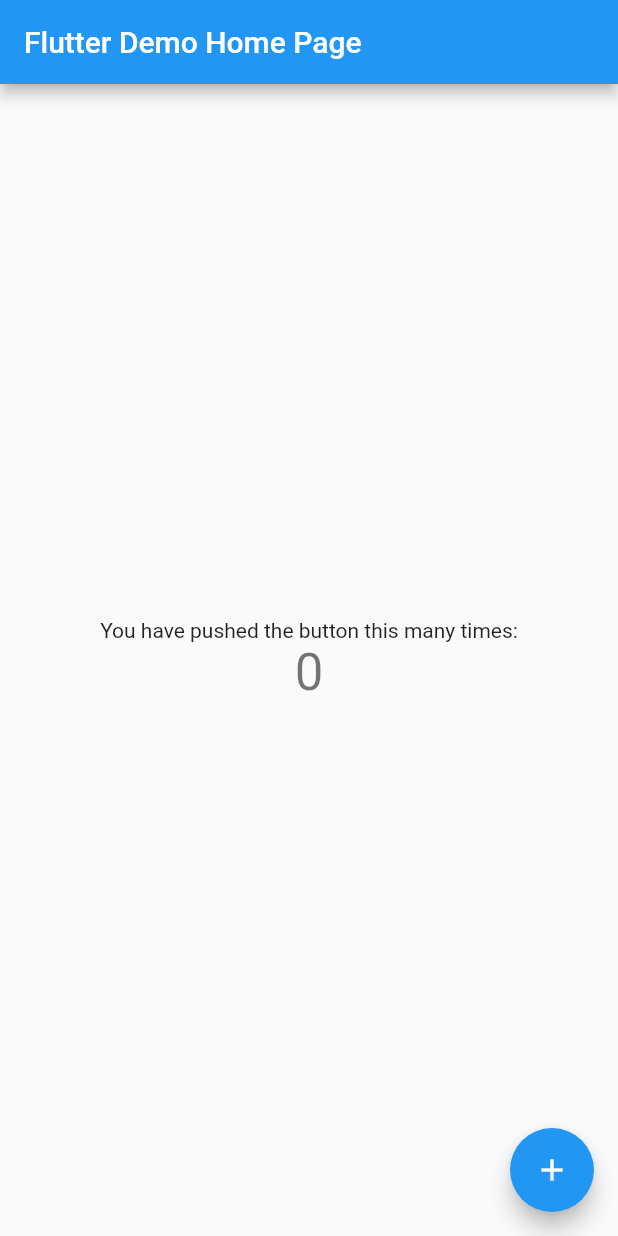
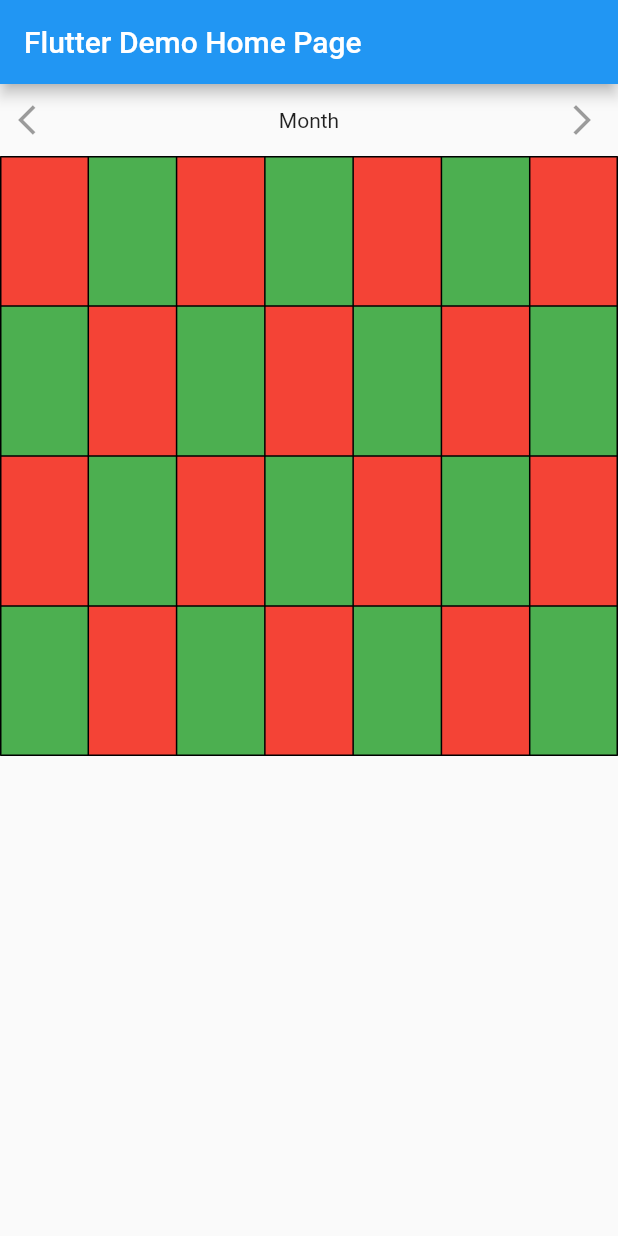
Before and after one commit to wangjh789/widgetable_calendar, a Flutter app: the screen it shows after launch, on a phone screen of 412 x 824 dp. Run offline on Flutter 3.47's test engine with Material 2 defaults, Android fonts, the phone set to English and light mode, and no system bars.

Commit message:
init calendar

```diff
--- a/example/lib/main.dart
+++ b/example/lib/main.dart
@@ -33,6 +33,11 @@ class _MyHomePageState extends State<MyHomePage> {
   // 라이브러리 클래스 호출
   Calculator test = Calculator();
 
+  @override
+  void initState() {
+    super.initState();
+  }
+
   void _incrementCounter() {
     setState(() {
       // 라이브러리 매소드 사용
@@ -47,25 +52,16 @@ class _MyHomePageState extends State<MyHomePage> {
       appBar: AppBar(
         title: Text(widget.title),
       ),
-      body: Center(
-        child: Column(
-          mainAxisAlignment: MainAxisAlignment.center,
-          children: <Widget>[
-            Text(
-              'You have pushed the button this many times:',
-            ),
-            Text(
-              '$_counter',
-              style: Theme.of(context).textTheme.headline4,
-            ),
-          ],
-        ),
+      body: Column(
+        mainAxisSize: MainAxisSize.max,
+        children: <Widget>[
+          _buildCalendar(),
+        ],
       ),
-      floatingActionButton: FloatingActionButton(
-        onPressed: _incrementCounter,
-        tooltip: 'Increment',
-        child: Icon(Icons.add),
-      ), // This trailing comma makes auto-formatting nicer for build methods.
     );
   }
+
+  Widget _buildCalendar() {
+    return WidgetableCalendar();
+  }
 }
--- /dev/null
+++ b/lib/src/calendar.dart
@@ -0,0 +1,99 @@
+part of widgetable_calendar;
+
+
+class WidgetableCalendar extends StatefulWidget {
+  final bool headerVisible;
+
+  WidgetableCalendar({
+    Key key,
+    this.headerVisible = true,
+  });
+
+  _WidgetableCalendarState createState() => _WidgetableCalendarState();
+}
+
+
+class _WidgetableCalendarState extends State<WidgetableCalendar> with SingleTickerProviderStateMixin {
+  @override
+  Widget build(BuildContext context) {
+    return ClipRect(
+      child: Column(
+        mainAxisSize: MainAxisSize.min,
+        children: <Widget>[
+          if (widget.headerVisible) _buildHeader(),
+          _buildCalendarContent(),
+        ],
+      ),
+    );
+  }
+
+  Widget _buildHeader() {
+    final children = [
+      IconButton(
+        icon: Icon(Icons.arrow_back_ios),
+      ),
+      Expanded(
+        child: Container(
+          child: Center(child: Text("Month")),
+        ),
+      ),
+      IconButton(
+        icon: Icon(Icons.arrow_forward_ios),
+      ),
+
+    ];
+
+    return Container(
+      child: Row(
+        mainAxisSize: MainAxisSize.max,
+        children: children,
+      ),
+    );
+  }
+
+
+  Widget _buildCalendarContent() {
+    return Table(
+      border: TableBorder.all(),
+      children: <TableRow>[
+        TableRow(children: <Widget>[
+          TableCell(child: Container(width: double.infinity, height: 100, color: Colors.red)),
+          TableCell(child: Container(width: double.infinity, height: 100, color: Colors.green)),
+          TableCell(child: Container(width: double.infinity, height: 100, color: Colors.red)),
+          TableCell(child: Container(width: double.infinity, height: 100, color: Colors.green)),
+          TableCell(child: Container(width: double.infinity, height: 100, color: Colors.red)),
+          TableCell(child: Container(width: double.infinity, height: 100, color: Colors.green)),
+          TableCell(child: Container(width: double.infinity, height: 100, color: Colors.red)),
+        ]),
+        TableRow(children: <Widget>[
+          TableCell(child: Container(width: double.infinity, height: 100, color: Colors.green)),
+          TableCell(child: Container(width: double.infinity, height: 100, color: Colors.red)),
+          TableCell(child: Container(width: double.infinity, height: 100, color: Colors.green)),
+          TableCell(child: Container(width: double.infinity, height: 100, color: Colors.red)),
+          TableCell(child: Container(width: double.infinity, height: 100, color: Colors.green)),
+          TableCell(child: Container(width: double.infinity, height: 100, color: Colors.red)),
+          TableCell(child: Container(width: double.infinity, height: 100, color: Colors.green)),
+        ]),
+        TableRow(children: <Widget>[
+          TableCell(child: Container(width: double.infinity, height: 100, color: Colors.red)),
+          TableCell(child: Container(width: double.infinity, height: 100, color: Colors.green)),
+          TableCell(child: Container(width: double.infinity, height: 100, color: Colors.red)),
+          TableCell(child: Container(width: double.infinity, height: 100, color: Colors.green)),
+          TableCell(child: Container(width: double.infinity, height: 100, color: Colors.red)),
+          TableCell(child: Container(width: double.infinity, height: 100, color: Colors.green)),
+          TableCell(child: Container(width: double.infinity, height: 100, color: Colors.red)),
+        ]),
+        TableRow(children: <Widget>[
+          TableCell(child: Container(width: double.infinity, height: 100, color: Colors.green)),
+          TableCell(child: Container(width: double.infinity, height: 100, color: Colors.red)),
+          TableCell(child: Container(width: double.infinity, height: 100, color: Colors.green)),
+          TableCell(child: Container(width: double.infinity, height: 100, color: Colors.red)),
+          TableCell(child: Container(width: double.infinity, height: 100, color: Colors.green)),
+          TableCell(child: Container(width: double.infinity, height: 100, color: Colors.red)),
+          TableCell(child: Container(width: double.infinity, height: 100, color: Colors.green)),
+        ]),
+      ],
+    );
+  }
+
+}
--- a/lib/widgetable_calendar.dart
+++ b/lib/widgetable_calendar.dart
@@ -1,4 +1,8 @@
 library widgetable_calendar;
+
+import 'package:flutter/material.dart';
+
+part 'src/calendar.dart';
 
 /// A Calculator.
 class Calculator {
```
Also changed, not shown: example/pubspec.lock, pubspec.lock, 5 other files.
